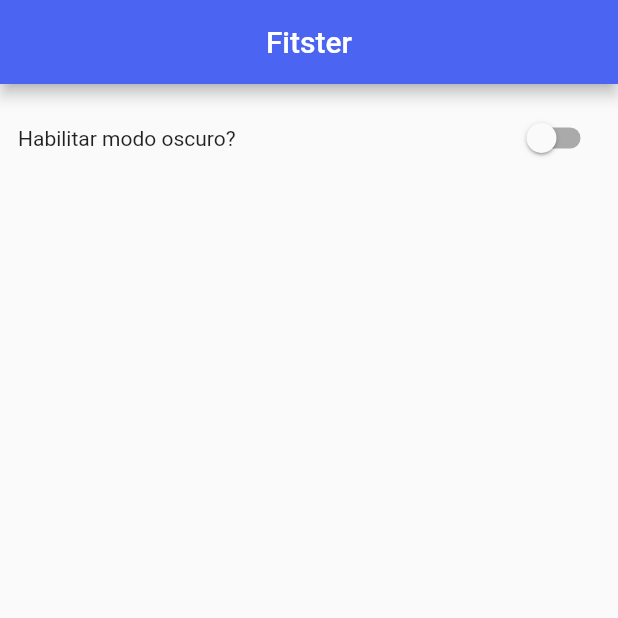
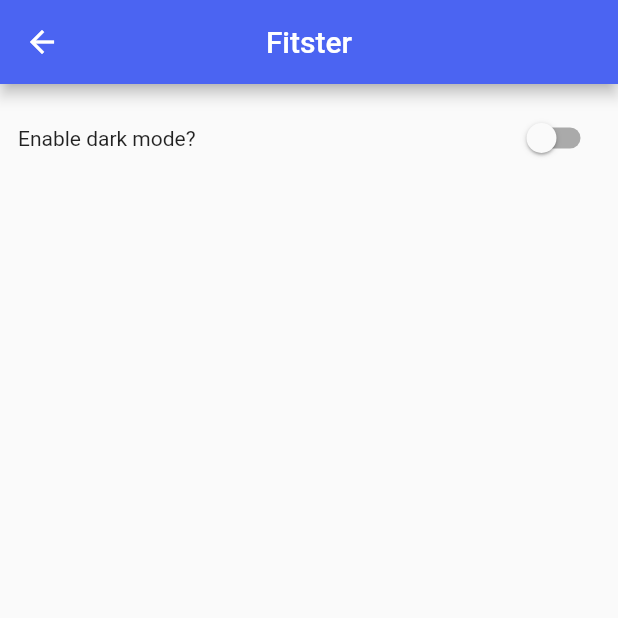
Before and after one commit to emertechupc/fitster_app, a Flutter app: the MainPage screen opened directly, item 4 of the bottom bar chosen, on a phone screen of 412 x 824 dp, the top half of it. Run offline on Flutter 3.47's test engine with Material 2 defaults, Android fonts, the phone set to English and light mode, and no system bars; our stand-ins replace camera, flutter_rating_bar; missing offline and left inert: google_mlkit_pose_detection.

Commit message:
reafctor: fix some bugs

```diff
--- a/lib/main.dart
+++ b/lib/main.dart
@@ -2,7 +2,7 @@
 import 'package:provider/provider.dart';
 
 import 'states/theme_state.dart';
-import 'views/main_bounce_tab_bar.dart';
+import 'views/home_page.dart';
 
 void main() {
   WidgetsFlutterBinding.ensureInitialized();
@@ -27,7 +27,7 @@
             title: 'Fitster',
             debugShowCheckedModeBanner: false,
             theme: state.currentTheme,
-            home: MainPage(),
+            home: HomePage(),
           );
         },
       ),
--- a/lib/states/theme_state.dart
+++ b/lib/states/theme_state.dart
@@ -15,6 +15,12 @@
             style: ElevatedButton.styleFrom(
               backgroundColor: Color.fromRGBO(0, 129, 112, 1),
             ),
+          ),
+          filledButtonTheme: FilledButtonThemeData(
+            style: ButtonStyle(
+              backgroundColor:
+                    MaterialStatePropertyAll<Color>(Color.fromRGBO(0, 129, 112, 1)),
+                fixedSize: MaterialStatePropertyAll<Size>(Size(128, 48))),
           ),
         )
       : ThemeData.light().copyWith(
@@ -34,7 +40,13 @@
           ),
           colorScheme: ColorScheme.light().copyWith(
             background: Color(0xFF4B64F2),
-          )
+          ),
+          filledButtonTheme: FilledButtonThemeData(
+            style: ButtonStyle(
+                backgroundColor:
+                    MaterialStatePropertyAll<Color>(Color(0xFF4B64F2)),
+                fixedSize: MaterialStatePropertyAll<Size>(Size(128, 48))),
+          ),
         );
 
   bool get isDarkModeEnabled => _isDarkModeEnabled;
--- a/lib/views/main_bounce_tab_bar.dart
+++ b/lib/views/main_bounce_tab_bar.dart
@@ -138,8 +138,8 @@
 
   @override
   void dispose() {
+    _controller.dispose();
     super.dispose();
-    _controller.dispose();
   }
 
   @override
--- a/lib/views/settings_view.dart
+++ b/lib/views/settings_view.dart
@@ -21,7 +21,7 @@
                   children: <Widget>[
                     Expanded(
                       child: Text(
-                        'Habilitar modo oscuro?',
+                        'Enable dark mode?',
                       ),
                     ),
                     Switch(
```
Also changed, not shown: lib/views/home_page.dart (+5 -9 lines), assets/logo-2.png (added).
